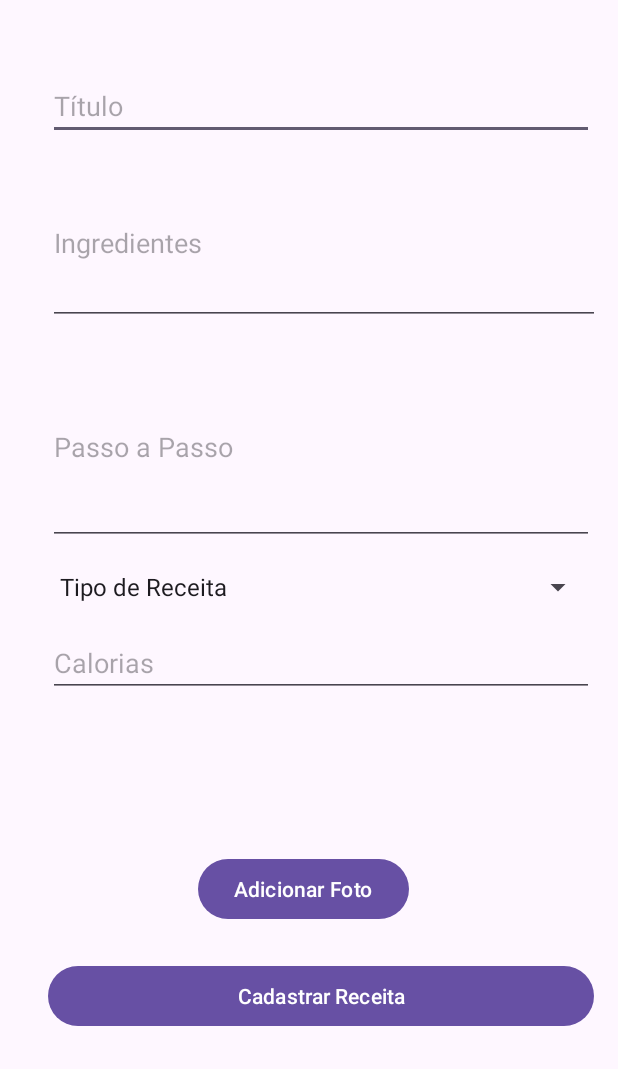
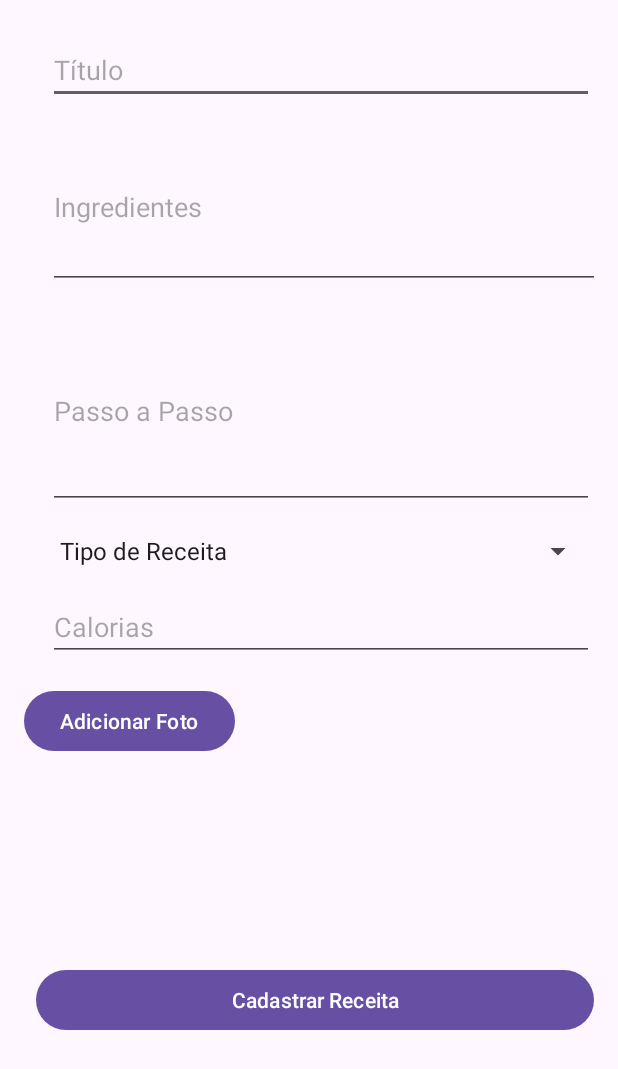
Before and after one commit to WilsonGorosthides/AppReceitas, an Android app: the CreateRecipeActivity screen opened directly, with no data from a screen before it, on a phone screen of 412 x 824 dp. Shown: the top 1069 px of the screen. Run offline under Robolectric (Android 15) with nearby library versions, the phone set to English and light mode, and no system bars; our stand-ins replace Room's generated code.

Commit message:
implementando camera e foto

```diff
--- a/app/src/main/java/com/example/appreceitas/fragments/RecipeDetailFragment.java
+++ b/app/src/main/java/com/example/appreceitas/fragments/RecipeDetailFragment.java
@@ -8,9 +8,11 @@ import android.view.ViewGroup;
 import android.view.animation.Animation;
 import android.view.animation.AnimationUtils;
 import android.widget.TextView;
+
 import androidx.annotation.NonNull;
 import androidx.annotation.Nullable;
 import androidx.fragment.app.Fragment;
+
 import com.example.appreceitas.R;
 import com.example.appreceitas.entities.Receita;
 
--- a/app/src/main/res/layout/activity_create_recipe.xml
+++ b/app/src/main/res/layout/activity_create_recipe.xml
@@ -1,26 +1,16 @@
 <?xml version="1.0" encoding="utf-8"?>
 <androidx.constraintlayout.widget.ConstraintLayout xmlns:android="http://schemas.android.com/apk/res/android"
     xmlns:app="http://schemas.android.com/apk/res-auto"
-    xmlns:tools="http://schemas.android.com/tools"
     android:layout_width="match_parent"
     android:layout_height="match_parent"
     android:padding="16dp">
-
-
-        <!-- Campo Título -->
-
-    <!-- Campo Ingredientes -->
-
-    <!-- Campo Passo a Passo -->
-
-        <!-- Campo Tipo de Receita -->
 
     <EditText
         android:id="@+id/editTextTitle"
         android:layout_width="match_parent"
         android:layout_height="wrap_content"
         android:layout_marginStart="16dp"
-        android:layout_marginTop="32dp"
+        android:layout_marginTop="8dp"
         android:hint="Título"
         android:inputType="text"
         android:maxLines="1"
@@ -38,12 +28,6 @@
         android:minLines="3"
         app:layout_constraintStart_toStartOf="parent"
         app:layout_constraintTop_toBottomOf="@+id/editTextTitle" />
-
-    <!-- Campo Foto (Opcional) -->
-
-    <!-- Campo Calorias (Opcional) -->
-
-    <!-- Botão para Cadastrar -->
 
     <EditText
         android:id="@+id/editTextSteps"
@@ -66,16 +50,6 @@
         app:layout_constraintStart_toStartOf="parent"
         app:layout_constraintTop_toBottomOf="@+id/editTextSteps" />
 
-    <Button
-        android:id="@+id/buttonAddPhoto"
-        android:layout_width="wrap_content"
-        android:layout_height="wrap_content"
-        android:layout_marginStart="116dp"
-        android:layout_marginTop="104dp"
-        android:text="Adicionar Foto"
-        app:layout_constraintStart_toStartOf="parent"
-        app:layout_constraintTop_toBottomOf="@+id/editTextCalories" />
-
     <EditText
         android:id="@+id/editTextCalories"
         android:layout_width="match_parent"
@@ -88,14 +62,30 @@
         app:layout_constraintTop_toBottomOf="@+id/spinnerRecipeType" />
 
     <Button
+        android:id="@+id/buttonAddPhoto"
+        android:layout_width="wrap_content"
+        android:layout_height="wrap_content"
+        android:layout_marginTop="16dp"
+        android:text="Adicionar Foto"
+        app:layout_constraintTop_toBottomOf="@+id/editTextCalories"
+        app:layout_constraintStart_toStartOf="parent" />
+
+    <ImageView
+        android:id="@+id/imageViewPhoto"
+        android:layout_width="390dp"
+        android:layout_height="106dp"
+        android:layout_marginTop="16dp"
+        android:contentDescription="Foto da Receita"
+        app:layout_constraintStart_toStartOf="parent"
+        app:layout_constraintTop_toBottomOf="@+id/buttonAddPhoto" />
+
+    <Button
         android:id="@+id/buttonSubmit"
         android:layout_width="match_parent"
         android:layout_height="wrap_content"
-        android:layout_marginStart="16dp"
-        android:layout_marginTop="23dp"
+        android:layout_marginStart="8dp"
+        android:layout_marginTop="16dp"
         android:text="Cadastrar Receita"
         app:layout_constraintStart_toStartOf="parent"
-        app:layout_constraintTop_toBottomOf="@+id/buttonAddPhoto" />
-
-
+        app:layout_constraintTop_toBottomOf="@+id/imageViewPhoto" />
 </androidx.constraintlayout.widget.ConstraintLayout>
--- a/app/src/main/res/values/strings.xml
+++ b/app/src/main/res/values/strings.xml
@@ -18,6 +18,7 @@
     <string name="bebidas"> Bebidas</string>
     <string name="calories">Calorias: %1$d</string>
     <string name="scrollview_content_description">Detalhes da Receita</string>
+    <string name="recipe_image_desc">Imagem da Receita</string>
     <string-array name="recipe_types">
         <item>Tipo de Receita</item>
         <item>Entrada</item>
```
Also changed, not shown: app/src/main/AndroidManifest.xml (+10 -0 lines), app/src/main/java/com/example/appreceitas/activities/CreateRecipeActivity.java (+84 -1 lines), app/src/main/java/com/example/appreceitas/adapters/RecipeAdapter.java (+14 -0 lines), app/src/main/res/layout/fragment_recipe_detail.xml (+14 -12 lines), app/src/main/res/layout/item_recipe.xml (+4 -4 lines).
